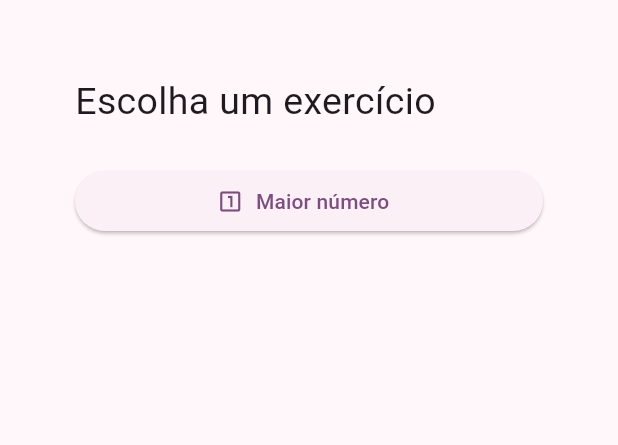
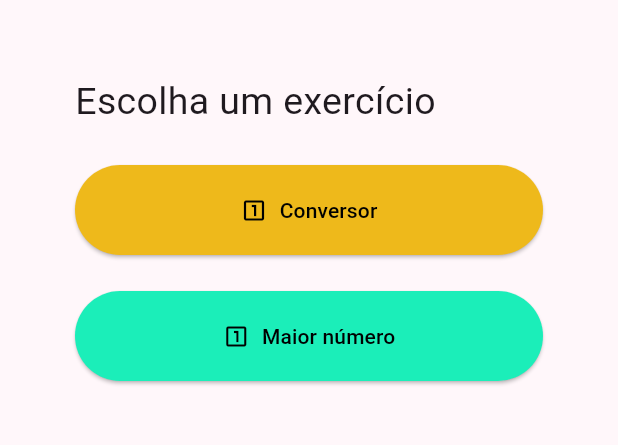
Before and after one commit to ulcitrinitas/AplicacaoExercicios, a Flutter app: the screen it shows after launch, on a phone screen of 412 x 824 dp, the part 84-529 px from its top. Run offline on Flutter 3.47's test engine with Material 3 defaults, Android fonts, the phone set to English and light mode, and no system bars.

Commit message:
adicionado botão para o conversor

```diff
--- a/lib/screens/home_screen.dart
+++ b/lib/screens/home_screen.dart
@@ -34,7 +34,30 @@ class HomeScreen extends StatelessWidget {
                 );
               },
               icon: const Icon(Icons.looks_one_outlined),
+              label: Text("Conversor"),
+              style: ElevatedButton.styleFrom(
+                padding: const EdgeInsets.symmetric(vertical: 20),
+                backgroundColor: Color(0xFFEEB91B),
+                foregroundColor: Colors.black
+              ),
+            ),
+            const SizedBox(height: 24),
+            ElevatedButton.icon(
+              onPressed: () {
+                Navigator.push(
+                  context,
+                  MaterialPageRoute(
+                    builder: (context) => const ConversorScreen(),
+                  ),
+                );
+              },
+              icon: const Icon(Icons.looks_one_outlined),
               label: Text("Maior número"),
+              style: ElevatedButton.styleFrom(
+                padding: const EdgeInsets.symmetric(vertical: 20),
+                backgroundColor: Color(0xFF1BEEB9),
+                foregroundColor: Colors.black
+              ),
             ),
           ],
         ),
```
